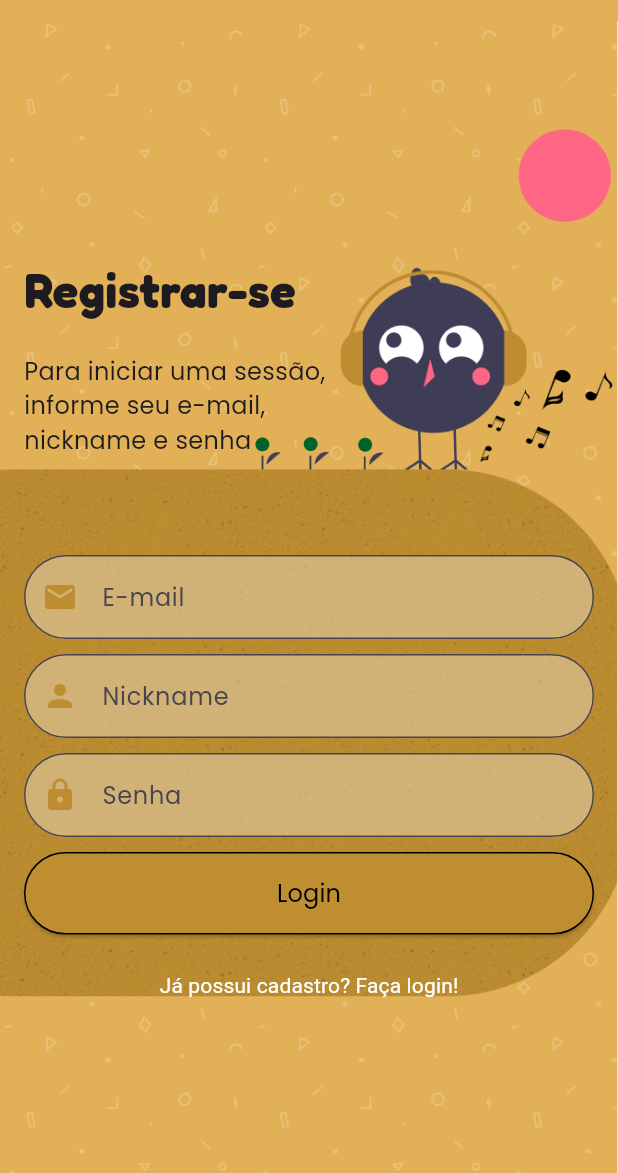
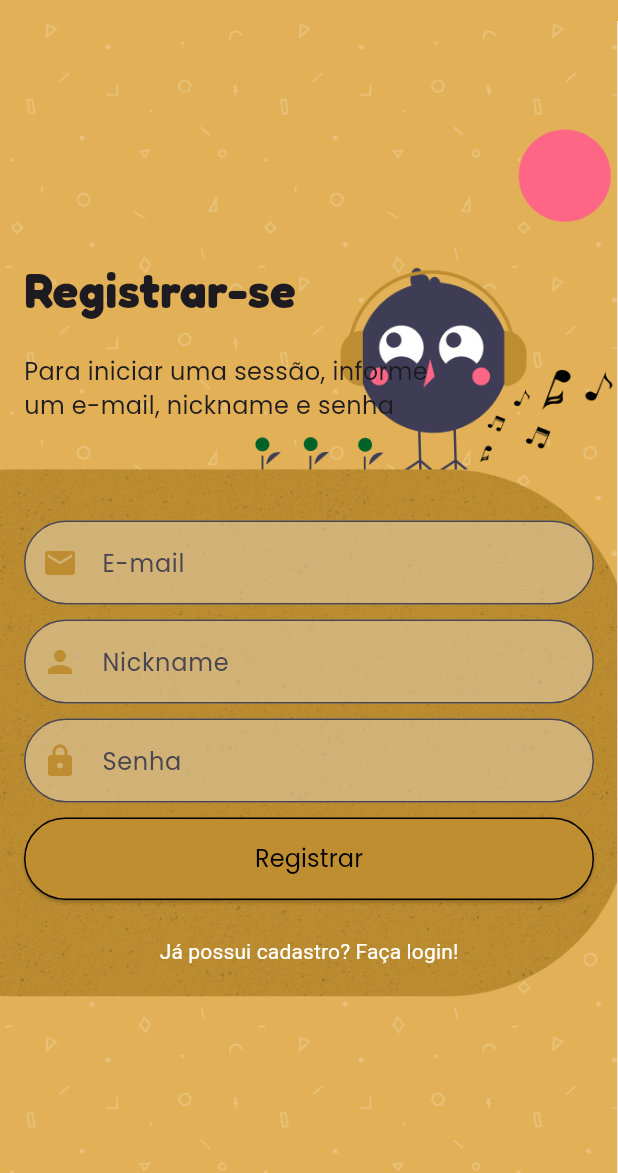
Before and after one commit to irythill/notas_que_ficam, a Flutter app: the RegisterScreen screen opened directly, on a phone screen of 412 x 824 dp, the part 63-1236 px from its top. Run offline on Flutter 3.47's test engine with Material 3 defaults, Android fonts, the light colour scheme and no system bars; our stand-ins replace audioplayers, sqflite; accounts and stored records are empty; Roboto replaces fonts that are missing (RockSalt).

Commit message:
more changes to style and screens

```diff
--- a/lib/screens/register_screen.dart
+++ b/lib/screens/register_screen.dart
@@ -1,8 +1,9 @@
 import 'package:flutter/material.dart';
+import 'login_screen.dart';
 import '../services/database_helper.dart';
 import '../widgets/home_button.dart';
 import '../widgets/custom_text_field.dart';
-import 'login_screen.dart';
+import '../widgets/title_and_description.dart';
 import '../styles/app_colors.dart';
 import '../styles/app_fonts.dart';
 
@@ -98,6 +99,7 @@ class RegisterScreenState extends State<RegisterScreen> {
   @override
   Widget build(BuildContext context) {
     return Scaffold(
+      resizeToAvoidBottomInset: false,
       appBar: AppBar(
         title: const Text('Notas que ficam', style: AppTextStyles.titleSmall),
         backgroundColor: AppColors.primaryColor,
@@ -131,19 +133,10 @@ class RegisterScreenState extends State<RegisterScreen> {
                       child: Column(
                         crossAxisAlignment: CrossAxisAlignment.start,
                         children: <Widget>[
-                          const SizedBox(height: 140), // Espaço acima do título
-                          const Text(
-                            'Registrar-se',
-                            style: AppTextStyles.titleLarge,
-                          ),
-                          const SizedBox(height: 20),
-                          const SizedBox(
-                            width: 220, // Define a largura do texto descritivo
-                            child: Text(
-                              'Para iniciar uma sessão, informe seu e-mail, nickname e senha',
-                              style: AppTextStyles.bodyLarge,
-                              softWrap: true, // Garante quebra de linha
-                            ),
+                          const TitleAndDescription(
+                            title: 'Registrar-se',
+                            description:
+                                'Para iniciar uma sessão, informe um e-mail, nickname e senha',
                           ),
                           const SizedBox(
                               height: 65), // Espaço antes dos campos de entrada
@@ -174,7 +167,7 @@ class RegisterScreenState extends State<RegisterScreen> {
                           ),
                           const SizedBox(height: 10), // Espaço antes do botão
                           HomeButton(
-                            text: 'Login',
+                            text: 'Registrar',
                             onPressed: _register,
                             backgroundColor: AppColors.highlightColor,
                             textColor: Colors.black,
--- a/lib/styles/app_colors.dart
+++ b/lib/styles/app_colors.dart
@@ -1,22 +1,6 @@
 import 'package:flutter/material.dart';
 
 class AppColors {
-  static const MaterialColor primarySwatch = MaterialColor(
-    0xFFE2B157,
-    <int, Color>{
-      50: Color(0xFFFFF8E1),
-      100: Color(0xFFFBE0B5),
-      200: Color(0xFFF5C589),
-      300: Color(0xFFEFA95E),
-      400: Color(0xFFE99336),
-      500: Color(0xFFE2B157),
-      600: Color(0xFFCB914D),
-      700: Color(0xFFB37443),
-      800: Color(0xFF9C5A39),
-      900: Color(0xFF8C5A27),
-    },
-  );
-
   static const Color primaryColor = Color(0xFFE2B157);
   static const Color secondaryColor = Color(0xFF8C5A27);
   static const Color primaryTextColor = Color(0xFF4A342E);
--- a/lib/styles/app_fonts.dart
+++ b/lib/styles/app_fonts.dart
@@ -25,6 +25,12 @@ class AppTextStyles {
     fontFamily: 'Poppins',
     fontWeight: FontWeight.normal,
     fontSize: 16,
+  );
+
+  static const TextStyle bodySmall = TextStyle(
+    fontFamily: 'Poppins',
+    fontWeight: FontWeight.normal,
+    fontSize: 12,
   );
 
   static const TextStyle buttonText = TextStyle(
--- /dev/null
+++ b/lib/widgets/title_and_description.dart
@@ -0,0 +1,36 @@
+import 'package:flutter/material.dart';
+import '../styles/app_fonts.dart';
+
+class TitleAndDescription extends StatelessWidget {
+  final String title;
+  final String description;
+
+  const TitleAndDescription({
+    required this.title,
+    required this.description,
+    super.key,
+  });
+
+  @override
+  Widget build(BuildContext context) {
+    return Column(
+      crossAxisAlignment: CrossAxisAlignment.start,
+      children: [
+        const SizedBox(height: 140), // Espaço acima do título
+        Text(
+          title,
+          style: AppTextStyles.titleLarge,
+        ),
+        const SizedBox(height: 20),
+        SizedBox(
+          width: 300, // Define a largura do texto descritivo
+          child: Text(
+            description,
+            style: AppTextStyles.bodyLarge,
+            softWrap: true, // Garante quebra de linha
+          ),
+        ),
+      ],
+    );
+  }
+}
```
Also changed, not shown: lib/screens/home_screen.dart (+4 -4 lines), lib/screens/login_screen.dart (+8 -15 lines), lib/screens/menu_screen.dart (+50 -73 lines), lib/screens/settings_screen.dart (added, +108 -0 lines), lib/services/database_helper.dart (+23 -0 lines).
